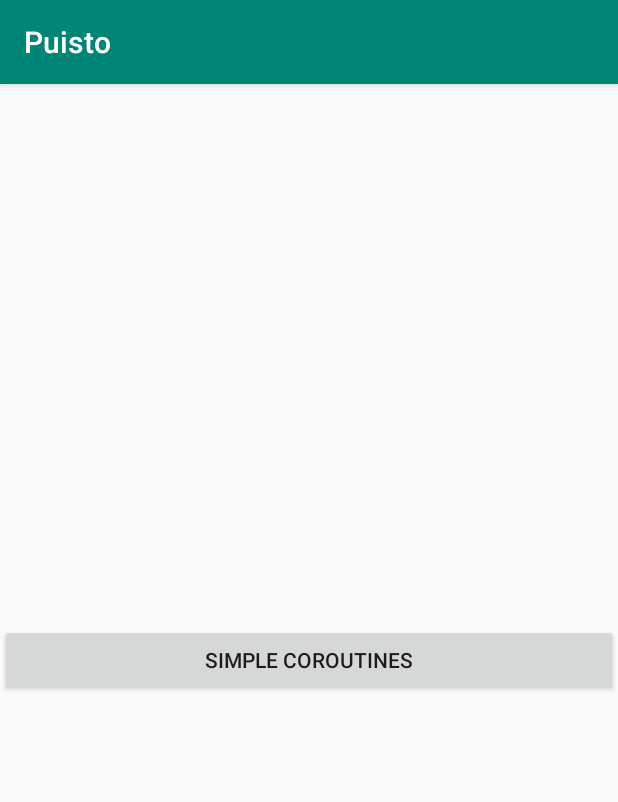
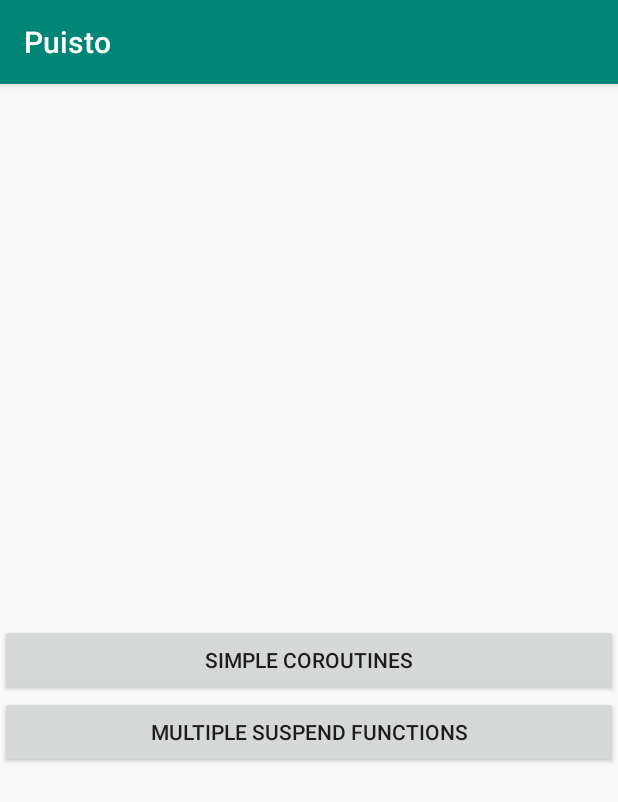
Before and after one commit to igorescodro/puisto, an Android app: the screen it shows after launch (CoroutinesActivity), on a phone screen of 412 x 824 dp. Shown: the top 802 px of the screen. Run offline under Robolectric (Android 15) with nearby library versions, the phone set to English and light mode, and no system bars.

Commit message:
:sparkles: Add Multiple Suspend Functions example
Multiple Suspend Functions example added

```diff
--- a/app/src/main/java/com/escodro/puisto/features/coroutines/CoroutinesActivity.kt
+++ b/app/src/main/java/com/escodro/puisto/features/coroutines/CoroutinesActivity.kt
@@ -19,6 +19,7 @@ class CoroutinesActivity : AppCompatActivity() {
         viewModel = ViewModelProviders.of(this).get(CoroutinesViewModel::class.java)
 
         button_main_coroutines.setOnClickListener { viewModel.simpleCoroutinesClicked() }
+        button_main_suspend.setOnClickListener { viewModel.suspendFunctionsClicked() }
 
         viewModel.snackbar.observe(
             this,
--- a/app/src/main/java/com/escodro/puisto/features/coroutines/CoroutinesViewModel.kt
+++ b/app/src/main/java/com/escodro/puisto/features/coroutines/CoroutinesViewModel.kt
@@ -11,6 +11,8 @@ class CoroutinesViewModel : ViewModel() {
 
     private val _snackbar = MutableLiveData<String>()
 
+    private val movieRepository = MovieRepository()
+
     val snackbar: LiveData<String>
         get() = _snackbar
 
@@ -20,4 +22,10 @@ class CoroutinesViewModel : ViewModel() {
             _snackbar.value = "I'm a simple coroutine"
         }
     }
+
+    fun suspendFunctionsClicked() {
+        viewModelScope.launch {
+            _snackbar.value = movieRepository.loadRandomMovie()
+        }
+    }
 }
--- a/app/src/main/res/layout/activity_coroutines.xml
+++ b/app/src/main/res/layout/activity_coroutines.xml
@@ -17,4 +17,13 @@
         app:layout_constraintStart_toStartOf="parent"
         app:layout_constraintTop_toTopOf="parent" />
 
+    <Button
+        android:id="@+id/button_main_suspend"
+        android:layout_width="match_parent"
+        android:layout_height="wrap_content"
+        android:text="Multiple suspend functions"
+        app:layout_constraintEnd_toEndOf="parent"
+        app:layout_constraintStart_toStartOf="parent"
+        app:layout_constraintTop_toBottomOf="@id/button_main_coroutines" />
+
 </androidx.constraintlayout.widget.ConstraintLayout>
```
Also changed, not shown: app/src/main/java/com/escodro/puisto/features/coroutines/MovieRepository.kt (added, +31 -0 lines).
